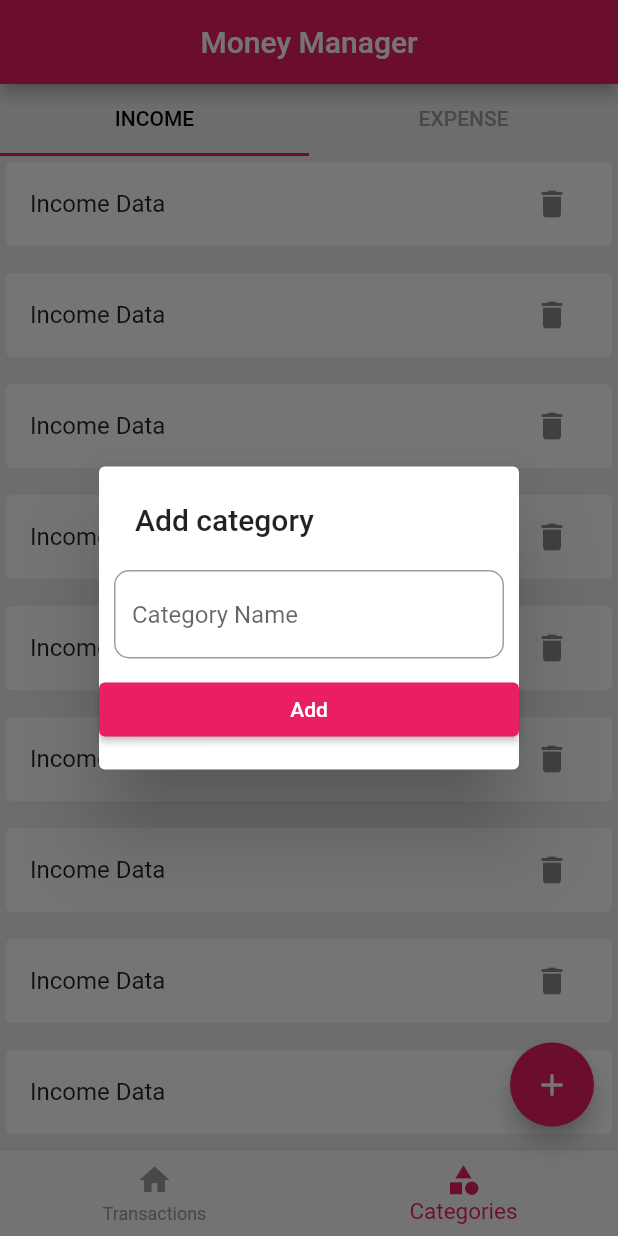
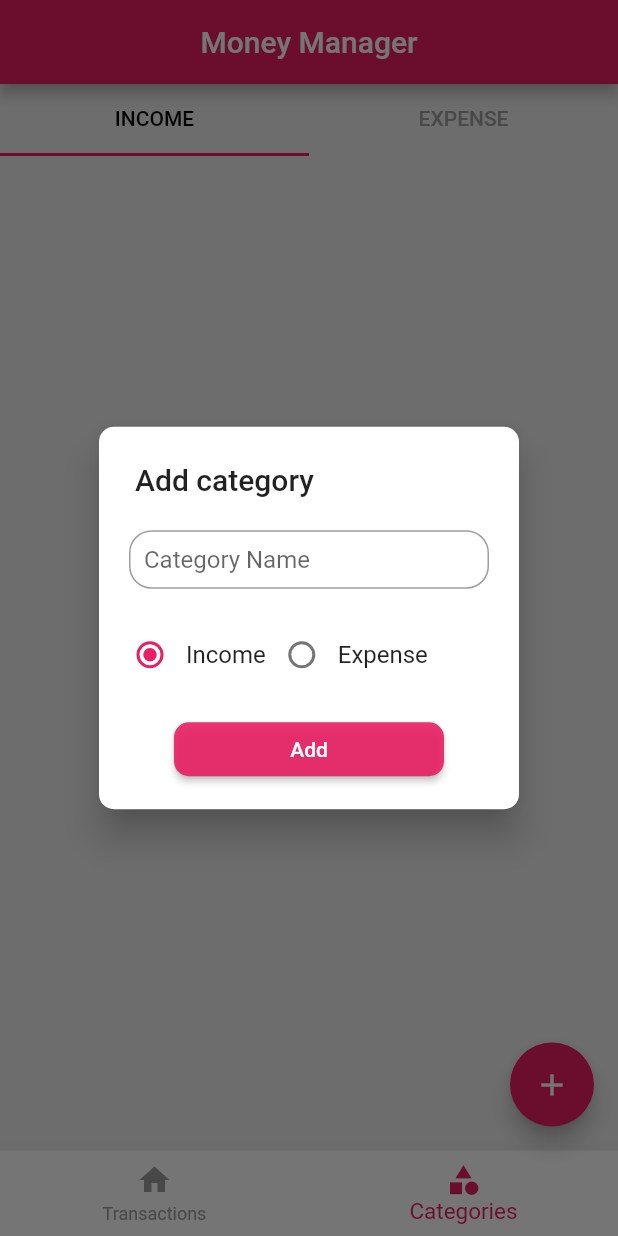
Before and after one commit to Nishadatgit/personal-money-app, a Flutter app: the screen it shows after launch, item 2 of the bottom bar chosen, after a tap on the "add" icon, on a phone screen of 412 x 824 dp. Run offline on Flutter 3.47's test engine with Material 2 defaults, Android fonts, the phone set to English and light mode, and no system bars; our stand-ins replace hive_flutter; accounts and stored records are empty.

Commit message:
category page completed

```diff
--- a/lib/db/category/category_db.dart
+++ b/lib/db/category/category_db.dart
@@ -1,3 +1,4 @@
+import 'package:flutter/cupertino.dart';
 import 'package:hive_flutter/hive_flutter.dart';
 import 'package:moneymanagement/models/category/category_model.dart';
 
@@ -6,13 +7,25 @@ const CATEGORY_DB_NAME = 'category_database';
 abstract class CategoryDbFunctions {
   Future<List<CategoryModel>> getCategories();
   Future<void> insertCategory(CategoryModel value);
+  Future<void> deleteCategory(String id);
 }
 
 class CategoryDb implements CategoryDbFunctions {
+  CategoryDb._internal();
+  static CategoryDb instance = CategoryDb._internal();
+
+  factory CategoryDb() {
+    return instance;
+  }
+
+  ValueNotifier<List<CategoryModel>> incomeList = ValueNotifier([]);
+  ValueNotifier<List<CategoryModel>> expenseList = ValueNotifier([]);
+
   @override
   Future<void> insertCategory(CategoryModel value) async {
     final _category_DB = await Hive.openBox<CategoryModel>(CATEGORY_DB_NAME);
-    await _category_DB.add(value);
+    await _category_DB.put(value.id, value);
+    refreshUI();
   }
 
   @override
@@ -20,4 +33,31 @@ class CategoryDb implements CategoryDbFunctions {
     final _category_DB = await Hive.openBox<CategoryModel>(CATEGORY_DB_NAME);
     return _category_DB.values.toList();
   }
+
+  Future<void> refreshUI() async {
+    final _allCategories = await getCategories();
+
+    incomeList.value.clear();
+    expenseList.value.clear();
+
+    await Future.forEach(
+      _allCategories,
+      (CategoryModel category) {
+        if (category.type == CategoryType.income) {
+          incomeList.value.add(category);
+        } else {
+          expenseList.value.add(category);
+        }
+      },
+    );
+    incomeList.notifyListeners();
+    expenseList.notifyListeners();
+  }
+
+  @override
+  Future<void> deleteCategory(String id) async {
+    final _categoryDB = await Hive.openBox<CategoryModel>(CATEGORY_DB_NAME);
+    await _categoryDB.delete(id);
+    refreshUI();
+  }
 }
--- a/lib/screens/category/category_add_popup.dart
+++ b/lib/screens/category/category_add_popup.dart
@@ -1,29 +1,105 @@
 import 'package:flutter/material.dart';
+import 'package:moneymanagement/db/category/category_db.dart';
+import 'package:moneymanagement/models/category/category_model.dart';
+
+final selectedValueNotifier = ValueNotifier(CategoryType.income);
 
 Future<void> showCategoryAddPopup(BuildContext context) async {
+  final _nameEditingController = TextEditingController();
   showDialog(
       context: context,
       builder: (ctx) {
         return SimpleDialog(
+          backgroundColor: Colors.white.withOpacity(1),
+          elevation: 10,
+          shape: RoundedRectangleBorder(
+            borderRadius: BorderRadius.circular(10),
+          ),
           title: const Text('Add category'),
           children: [
             Padding(
-              padding: const EdgeInsets.all(10),
+              padding: const EdgeInsets.only(
+                  top: 10, right: 20, left: 20, bottom: 10),
               child: TextFormField(
+                controller: _nameEditingController,
                 decoration: const InputDecoration(
+                  contentPadding: EdgeInsets.all(10),
+                  isDense: true,
                   hintText: 'Category Name',
                   border: OutlineInputBorder(
-                      borderRadius: BorderRadius.all(
-                    Radius.circular(10),
-                  )),
+                    borderRadius: BorderRadius.all(
+                      Radius.circular(15),
+                    ),
+                  ),
                 ),
               ),
             ),
-            ElevatedButton(
-              onPressed: () {},
-              child: const Text('Add'),
+            Padding(
+              padding: const EdgeInsets.all(10.0),
+              child: Row(
+                children: [
+                  RadioButton(title: 'Income', type: CategoryType.income),
+                  RadioButton(title: 'Expense', type: CategoryType.expense)
+                ],
+              ),
+            ),
+            Padding(
+              padding: const EdgeInsets.only(left: 50, right: 50, top: 5),
+              child: ElevatedButton(
+                style: ElevatedButton.styleFrom(
+                    primary: Colors.pink.withOpacity(0.9),
+                    shape: RoundedRectangleBorder(
+                      borderRadius: BorderRadius.circular(10),
+                    )),
+                onPressed: () {
+                  final _name = _nameEditingController.text;
+                  if (_name.isEmpty) {
+                    return;
+                  }
+                  final _type = selectedValueNotifier.value;
+                  final _category = CategoryModel(
+                      name: _name,
+                      type: _type,
+                      id: DateTime.now().microsecondsSinceEpoch.toString());
+                  CategoryDb().insertCategory(_category);
+                  Navigator.of(ctx).pop();
+                },
+                child: const Text('Add'),
+              ),
             )
           ],
         );
       });
 }
+
+class RadioButton extends StatelessWidget {
+  final String title;
+  final CategoryType type;
+
+  //final CategoryType selectedCategoryType;
+
+  RadioButton({Key? key, required this.title, required this.type})
+      : super(key: key);
+
+  @override
+  Widget build(BuildContext context) {
+    return Row(children: [
+      ValueListenableBuilder(
+          valueListenable: selectedValueNotifier,
+          builder: (BuildContext ctx, CategoryType newValue, Widget? _) {
+            return Radio<CategoryType>(
+                value: type,
+                groupValue: newValue,
+                onChanged: (value) {
+                  print(value);
+                  if (value == null) {
+                    return;
+                  }
+                  selectedValueNotifier.value = value;
+                  selectedValueNotifier.notifyListeners();
+                });
+          }),
+      Text(title)
+    ]);
+  }
+}
--- a/lib/screens/category/income_category_list.dart
+++ b/lib/screens/category/income_category_list.dart
@@ -1,27 +1,40 @@
 import 'package:flutter/material.dart';
+import 'package:moneymanagement/models/category/category_model.dart';
+
+import '../../db/category/category_db.dart';
 
 class IncomeCategory extends StatelessWidget {
   const IncomeCategory({Key? key}) : super(key: key);
 
   @override
   Widget build(BuildContext context) {
+    return ValueListenableBuilder(
+        valueListenable: CategoryDb().incomeList,
+        builder: (BuildContext ctx, List<CategoryModel> newList, _) {
           return ListView.separated(
             itemBuilder: (ctx, index) {
-        return Card(
+              final category = newList[index];
+              return Padding(
+                padding: const EdgeInsets.only(left: 10, right: 10),
+                child: Card(
                   elevation: 0,
                   child: ListTile(
-            title: Text('Income Data'),
+                    title: Text(category.name),
                     trailing: IconButton(
-              onPressed: () {},
-              icon: Icon(Icons.delete),
+                      onPressed: () {
+                        CategoryDb.instance.deleteCategory(category.id);
+                      },
+                      icon: const Icon(Icons.delete),
+                    ),
                   ),
                 ),
               );
             },
             separatorBuilder: (ctx, index) {
-        return SizedBox(height: 10);
+              return const SizedBox(height: 10);
             },
-      itemCount: 10,
+            itemCount: newList.length,
           );
+        });
   }
 }
--- a/lib/screens/category/screen_category.dart
+++ b/lib/screens/category/screen_category.dart
@@ -16,10 +16,7 @@ class _ScreenCatogoryState extends State<ScreenCatogory>
   @override
   void initState() {
     _tabController = TabController(length: 2, vsync: this);
-    CategoryDb().getCategories().then((value) {
-      print('Get category');
-      print(value);
-    });
+    CategoryDb().refreshUI();
     super.initState();
   }
 
@@ -31,16 +28,16 @@ class _ScreenCatogoryState extends State<ScreenCatogory>
             controller: _tabController,
             labelColor: Colors.black,
             unselectedLabelColor: Colors.grey,
-            tabs: [
-              const Tab(text: 'INCOME'),
-              const Tab(
+            tabs: const [
+              Tab(text: 'INCOME'),
+              Tab(
                 text: 'EXPENSE',
               )
             ]),
         Expanded(
           child: TabBarView(
             controller: _tabController,
-            children: [
+            children: const [
               IncomeCategory(),
               ExpenseCategory(),
             ],
--- a/lib/screens/home/widgets/bottom_navigation.dart
+++ b/lib/screens/home/widgets/bottom_navigation.dart
@@ -10,6 +10,8 @@ class MoneyManagerBottomNavigation extends StatelessWidget {
       valueListenable: ScreenHome.selectedIndexNotifier,
       builder: (BuildContext ctx, int updatedIndex, Widget? _) {
         return BottomNavigationBar(
+          backgroundColor: Colors.white,
+          elevation: 10,
           selectedItemColor: Colors.pink,
           unselectedItemColor: Colors.grey,
           selectedFontSize: 15,
```
Also changed, not shown: lib/screens/category/expense_category_list.dart (+18 -6 lines), lib/screens/home/screen_home.dart (+3 -5 lines). Lines whose indentation alone changed are shown as unchanged.
